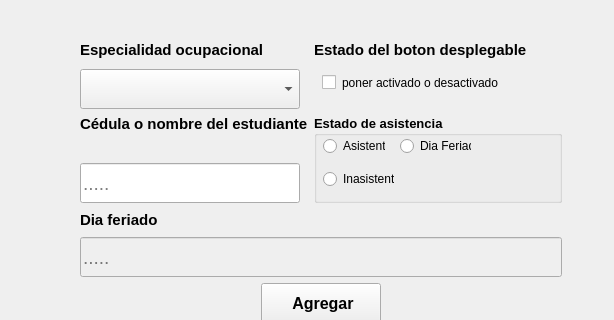
Enmanuel-86/TELA-APP, file recursos_graficos_y_logicos/elementos_graficos_ui/pantalla_de_asistencia_alumnos.ui: the form before one commit; both pictures show x 143 to 757 and y 278 to 598 of the 1447 by 737 pixel window.
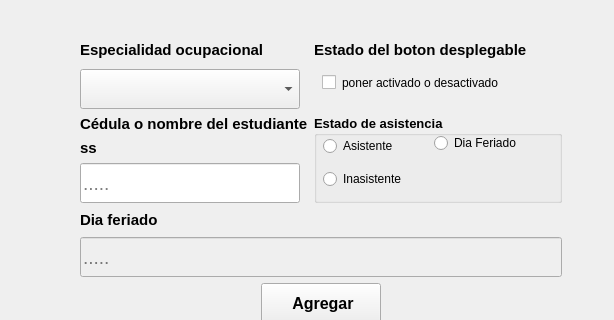
The form after the commit. Icons and pictures are not drawn.

What changed in the file:
```diff
--- a/recursos_graficos_y_logicos/elementos_graficos_ui/pantalla_de_asistencia_alumnos.ui
+++ b/recursos_graficos_y_logicos/elementos_graficos_ui/pantalla_de_asistencia_alumnos.ui
@@ -485,7 +485,7 @@
                 </size>
                </property>
                <property name="styleSheet">
-                <string notr="true">QFrame{
+                <string notr="true">QFrame#espacio_para_tabla_empleados{
 	border-top-left-radius:0px;
 	border-top-right-radius:0px
 }</string>
@@ -742,7 +742,7 @@
                         <string notr="true">border:none;</string>
                        </property>
                        <property name="text">
-                        <string/>
+                        <string>ss</string>
                        </property>
                        <property name="tipo" stdset="0">
                         <string>titulo_qlineedit</string>
@@ -803,7 +803,7 @@
                        <rect>
                         <x>9</x>
                         <y>23</y>
-                        <width>62</width>
+                        <width>100</width>
                         <height>16</height>
                        </rect>
                       </property>
@@ -829,9 +829,9 @@
                      <widget class="QRadioButton" name="input_check_dia_feriado">
                       <property name="geometry">
                        <rect>
-                        <x>86</x>
-                        <y>23</y>
-                        <width>71</width>
+                        <x>120</x>
+                        <y>20</y>
+                        <width>100</width>
                         <height>16</height>
                        </rect>
                       </property>
@@ -859,7 +859,7 @@
                        <rect>
                         <x>9</x>
                         <y>56</y>
-                        <width>71</width>
+                        <width>91</width>
                         <height>16</height>
                        </rect>
                       </property>
```
Left out of the diff: 6 changed lines with no effect on the pictures.
